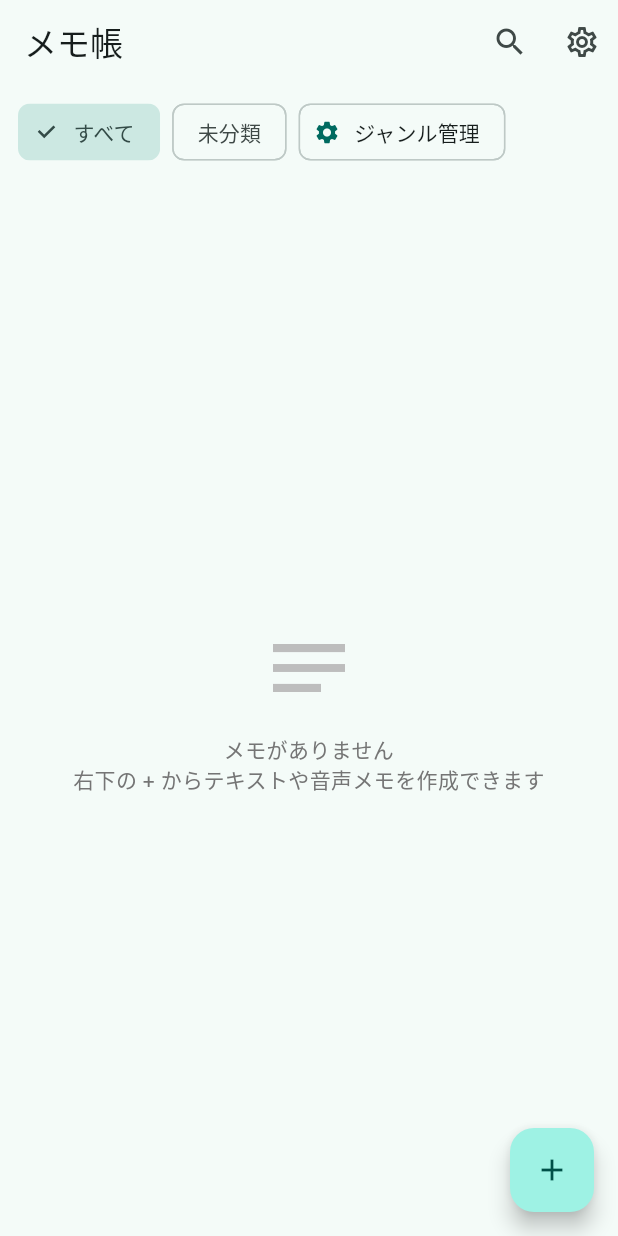
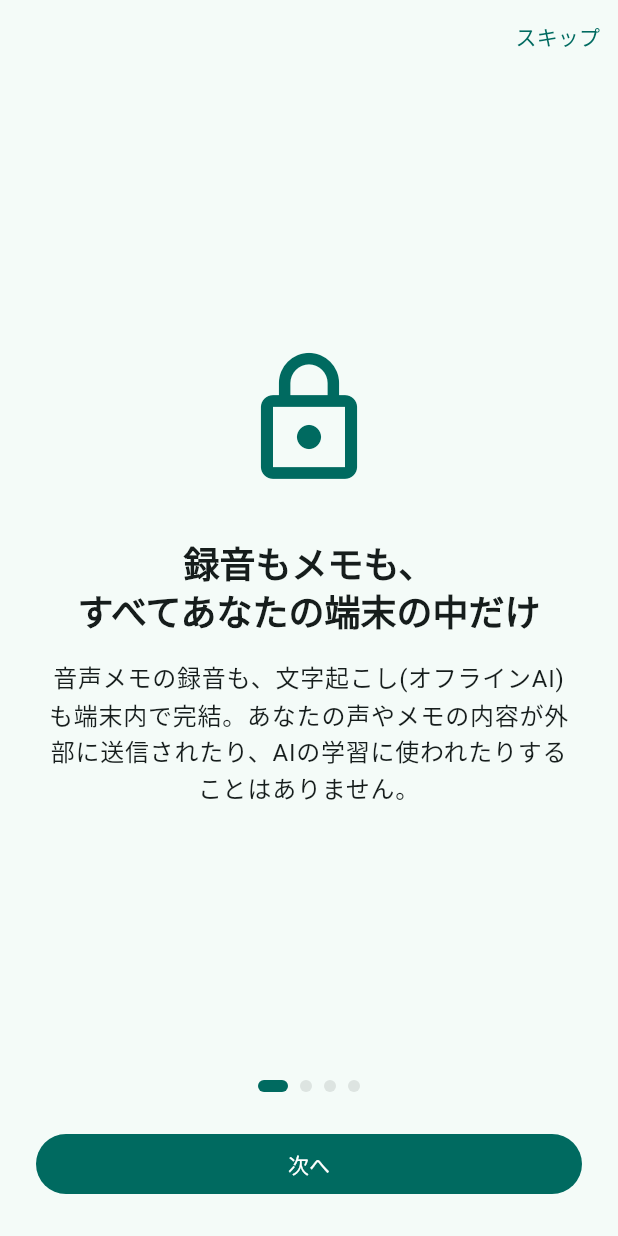
Before and after one commit to aiueodayone/bar, a Flutter app: the screen it shows after launch, on a phone screen of 412 x 824 dp. Run offline on Flutter 3.47's test engine with Material 3 defaults, Android fonts, the phone set to English and light mode, and no system bars; our stand-ins replace audioplayers, google_mobile_ads, in_app_purchase, share_plus, shared_preferences, sqflite; missing offline and left inert: record, vosk_flutter; accounts and stored records are empty.

Commit message:
Add first-launch onboarding highlighting the offline/privacy strength
- 4-page onboarding shown only before the user's first visit to the home
  screen (tracked via a SharedPreferences flag), skippable at any time
- Leads with the strongest differentiator: recordings and transcription
  never leave the device / aren't used for AI training, then covers the
  banner-only ads, voice+search, and meeting templates
- SettingsService gains hasSeenOnboarding()/setOnboardingSeen()
- Widget test covers paging through all 4 screens

Co-Authored-By: Claude Sonnet 5 <noreply@anthropic.com>
Claude-Session: https://claude.ai/code/session_01Fscp4pZpAJXbyCuEvh1Kow

```diff
--- a/lib/main.dart
+++ b/lib/main.dart
@@ -7,6 +7,8 @@ import 'providers/genre_provider.dart';
 import 'providers/memo_provider.dart';
 import 'providers/template_provider.dart';
 import 'screens/home_screen.dart';
+import 'screens/onboarding_screen.dart';
+import 'services/settings_service.dart';
 
 Future<void> main() async {
   WidgetsFlutterBinding.ensureInitialized();
@@ -41,8 +43,36 @@ class MemoApp extends StatelessWidget {
           ),
           useMaterial3: true,
         ),
-        home: const HomeScreen(),
+        home: const _AppEntryPoint(),
       ),
     );
   }
 }
+
+/// 初回起動かどうかを判定し、オンボーディングかホーム画面のどちらかを表示する。
+class _AppEntryPoint extends StatefulWidget {
+  const _AppEntryPoint();
+
+  @override
+  State<_AppEntryPoint> createState() => _AppEntryPointState();
+}
+
+class _AppEntryPointState extends State<_AppEntryPoint> {
+  late final Future<bool> _hasSeenOnboarding =
+      SettingsService().hasSeenOnboarding();
+
+  @override
+  Widget build(BuildContext context) {
+    return FutureBuilder<bool>(
+      future: _hasSeenOnboarding,
+      builder: (context, snapshot) {
+        if (!snapshot.hasData) {
+          return const Scaffold(
+            body: Center(child: CircularProgressIndicator()),
+          );
+        }
+        return snapshot.data! ? const HomeScreen() : const OnboardingScreen();
+      },
+    );
+  }
+}
--- /dev/null
+++ b/lib/screens/onboarding_screen.dart
@@ -0,0 +1,170 @@
+import 'package:flutter/material.dart';
+
+import '../services/settings_service.dart';
+import 'home_screen.dart';
+
+class _OnboardingPage {
+  const _OnboardingPage({
+    required this.icon,
+    required this.title,
+    required this.description,
+  });
+
+  final IconData icon;
+  final String title;
+  final String description;
+}
+
+const List<_OnboardingPage> _kPages = [
+  _OnboardingPage(
+    icon: Icons.lock_outline,
+    title: '録音もメモも、\nすべてあなたの端末の中だけ',
+    description:
+        '音声メモの録音も、文字起こし(オフラインAI)も端末内で完結。'
+        'あなたの声やメモの内容が外部に送信されたり、'
+        'AIの学習に使われたりすることはありません。',
+  ),
+  _OnboardingPage(
+    icon: Icons.block_outlined,
+    title: 'しつこい広告に\n邪魔されない',
+    description:
+        '広告は控えめなバナーのみ。全画面広告や広告待ちは一切ありません。'
+        '買い切り購入でいつでも完全に広告を消せます。',
+  ),
+  _OnboardingPage(
+    icon: Icons.subtitles_outlined,
+    title: '声で残して、\n文字にして整理',
+    description:
+        '思いついたことをすぐ声で録音。オフラインの文字起こしでテキスト化し、'
+        'ジャンル分けと検索で後から迷わず見つけられます。',
+  ),
+  _OnboardingPage(
+    icon: Icons.description_outlined,
+    title: '議事録もテンプレートで\nすぐ書ける',
+    description:
+        '標準議事録・1on1・ブレインストーミングなどのテンプレートから選ぶだけ。'
+        '自分だけのカスタムテンプレートも作成できます。',
+  ),
+];
+
+class OnboardingScreen extends StatefulWidget {
+  const OnboardingScreen({super.key});
+
+  @override
+  State<OnboardingScreen> createState() => _OnboardingScreenState();
+}
+
+class _OnboardingScreenState extends State<OnboardingScreen> {
+  final _pageController = PageController();
+  int _currentPage = 0;
+
+  Future<void> _finish() async {
+    await SettingsService().setOnboardingSeen();
+    if (!mounted) return;
+    Navigator.of(context).pushReplacement(
+      MaterialPageRoute(builder: (_) => const HomeScreen()),
+    );
+  }
+
+  void _next() {
+    if (_currentPage == _kPages.length - 1) {
+      _finish();
+      return;
+    }
+    _pageController.nextPage(
+      duration: const Duration(milliseconds: 250),
+      curve: Curves.easeOut,
+    );
+  }
+
+  @override
+  void dispose() {
+    _pageController.dispose();
+    super.dispose();
+  }
+
+  @override
+  Widget build(BuildContext context) {
+    final isLastPage = _currentPage == _kPages.length - 1;
+
+    return Scaffold(
+      body: SafeArea(
+        child: Column(
+          children: [
+            Align(
+              alignment: Alignment.topRight,
+              child: TextButton(
+                onPressed: _finish,
+                child: const Text('スキップ'),
+              ),
+            ),
+            Expanded(
+              child: PageView.builder(
+                controller: _pageController,
+                itemCount: _kPages.length,
+                onPageChanged: (index) => setState(() => _currentPage = index),
+                itemBuilder: (context, index) {
+                  final page = _kPages[index];
+                  return Padding(
+                    padding: const EdgeInsets.symmetric(horizontal: 32),
+                    child: Column(
+                      mainAxisAlignment: MainAxisAlignment.center,
+                      children: [
+                        Icon(
+                          page.icon,
+                          size: 96,
+                          color: Theme.of(context).colorScheme.primary,
+                        ),
+                        const SizedBox(height: 32),
+                        Text(
+                          page.title,
+                          textAlign: TextAlign.center,
+                          style: Theme.of(context).textTheme.headlineSmall
+                              ?.copyWith(fontWeight: FontWeight.bold),
+                        ),
+                        const SizedBox(height: 16),
+                        Text(
+                          page.description,
+                          textAlign: TextAlign.center,
+                          style: Theme.of(context).textTheme.bodyLarge,
+                        ),
+                      ],
+                    ),
+                  );
+                },
+              ),
+            ),
+            Row(
+              mainAxisAlignment: MainAxisAlignment.center,
+              children: [
+                for (var i = 0; i < _kPages.length; i++)
+                  AnimatedContainer(
+                    duration: const Duration(milliseconds: 200),
+                    margin: const EdgeInsets.symmetric(horizontal: 4),
+                    width: i == _currentPage ? 20 : 8,
+                    height: 8,
+                    decoration: BoxDecoration(
+                      color: i == _currentPage
+                          ? Theme.of(context).colorScheme.primary
+                          : Theme.of(context).colorScheme.surfaceContainerHighest,
+                      borderRadius: BorderRadius.circular(4),
+                    ),
+                  ),
+              ],
+            ),
+            Padding(
+              padding: const EdgeInsets.all(24),
+              child: SizedBox(
+                width: double.infinity,
+                child: FilledButton(
+                  onPressed: _next,
+                  child: Text(isLastPage ? 'はじめる' : '次へ'),
+                ),
+              ),
+            ),
+          ],
+        ),
+      ),
+    );
+  }
+}
--- a/lib/services/settings_service.dart
+++ b/lib/services/settings_service.dart
@@ -3,6 +3,7 @@ import 'package:shared_preferences/shared_preferences.dart';
 /// アプリ全体の簡易設定(広告解除フラグなど)を扱うサービス。
 class SettingsService {
   static const String _keyAdsRemoved = 'ads_removed';
+  static const String _keyOnboardingSeen = 'onboarding_seen';
 
   Future<bool> isAdsRemoved() async {
     final prefs = await SharedPreferences.getInstance();
@@ -13,4 +14,14 @@ class SettingsService {
     final prefs = await SharedPreferences.getInstance();
     await prefs.setBool(_keyAdsRemoved, value);
   }
+
+  Future<bool> hasSeenOnboarding() async {
+    final prefs = await SharedPreferences.getInstance();
+    return prefs.getBool(_keyOnboardingSeen) ?? false;
+  }
+
+  Future<void> setOnboardingSeen() async {
+    final prefs = await SharedPreferences.getInstance();
+    await prefs.setBool(_keyOnboardingSeen, true);
+  }
 }
```
Also changed, not shown: 1 other file.
